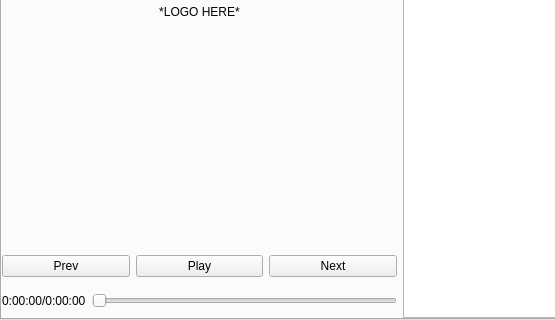
First picture: the form in forms/mainwindow.ui, repository 3d2069940/player, before the edit; both pictures show x 0 to 555 and y 280 to 600 of the 800 by 600 pixel window.
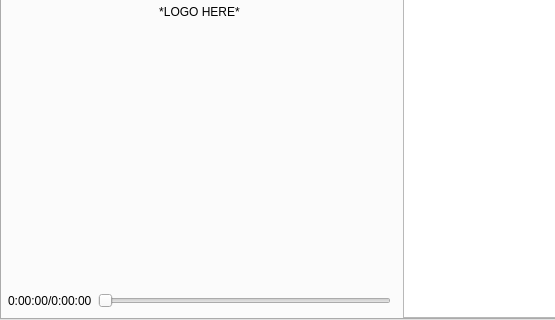
Second picture: the form after the edit.

What changed in the file:
```diff
--- a/forms/mainwindow.ui
+++ b/forms/mainwindow.ui
@@ -143,21 +143,50 @@
                 <item>
                  <widget class="QPushButton" name="playerPreviousButton">
                   <property name="text">
-                   <string>Prev</string>
+                   <string/>
+                  </property>
+                  <property name="flat">
+                   <bool>true</bool>
+                  </property>
+                 </widget>
+                </item>
+                <item>
+                 <widget class="QPushButton" name="playerRepeatButton">
+                  <property name="text">
+                   <string/>
+                  </property>
+                  <property name="flat">
+                   <bool>true</bool>
                   </property>
                  </widget>
                 </item>
                 <item>
                  <widget class="QPushButton" name="playerPauseButton">
                   <property name="text">
-                   <string>Play</string>
+                   <string/>
+                  </property>
+                  <property name="flat">
+                   <bool>true</bool>
+                  </property>
+                 </widget>
+                </item>
+                <item>
+                 <widget class="QPushButton" name="playerShuffleButton">
+                  <property name="text">
+                   <string/>
+                  </property>
+                  <property name="flat">
+                   <bool>true</bool>
                   </property>
                  </widget>
                 </item>
                 <item>
                  <widget class="QPushButton" name="playerNextButton">
                   <property name="text">
-                   <string>Next</string>
+                   <string/>
+                  </property>
+                  <property name="flat">
+                   <bool>true</bool>
                   </property>
                  </widget>
                 </item>
@@ -181,6 +210,12 @@
               </item>
               <item>
                <layout class="QHBoxLayout" name="playerSeekSliderLayout">
+                <property name="leftMargin">
+                 <number>6</number>
+                </property>
+                <property name="rightMargin">
+                 <number>6</number>
+                </property>
                 <item>
                  <widget class="QLabel" name="playerProgressLabel">
                   <property name="text">
```
Left out of the diff: 5 changed lines with no effect on the pictures.
